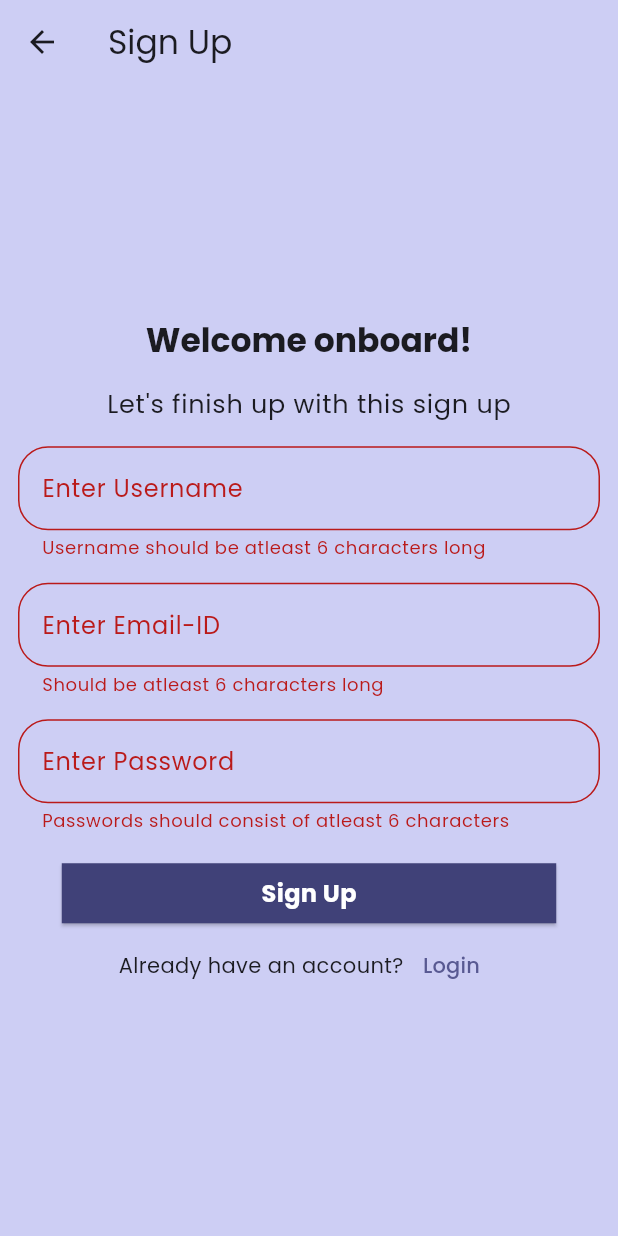
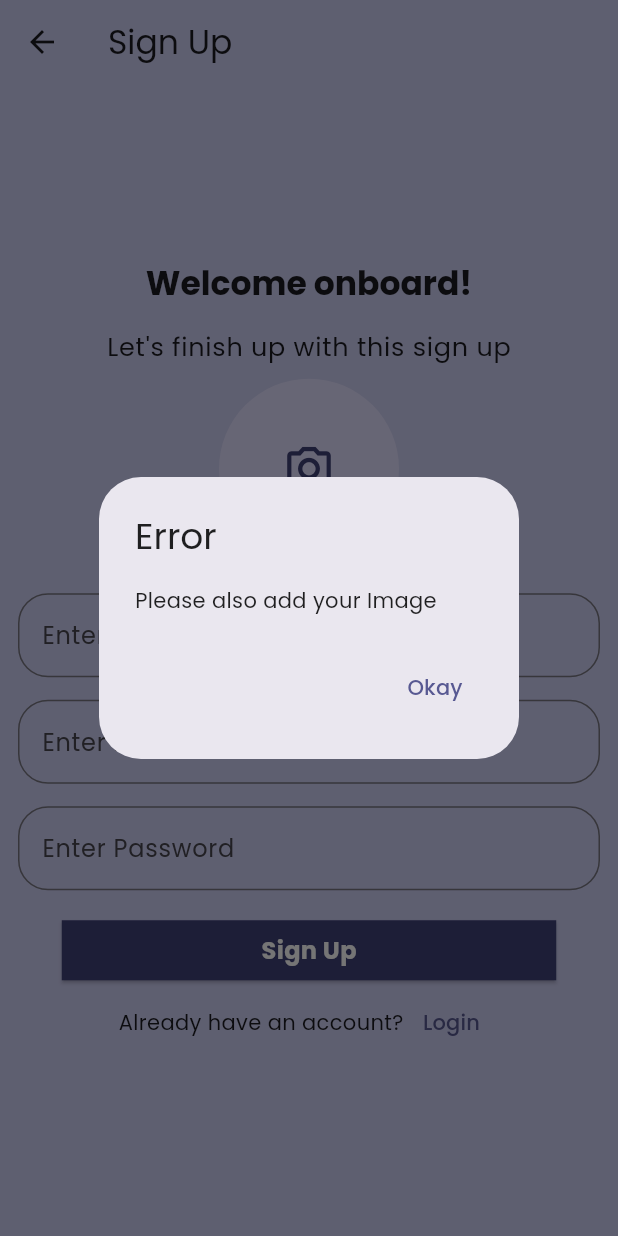
Before and after one commit to sagnikMajumder89/ScoreVault, a Flutter app: the SignUpScreen screen opened directly, after a tap on "Sign Up", on a phone screen of 412 x 824 dp. Run offline on Flutter 3.47's test engine with Material 2 defaults, Android fonts, the phone set to English and light mode, and no system bars; our stand-ins replace cloud_firestore, firebase_auth, firebase_core, google_fonts, image_picker, numberpicker; accounts and stored records are empty.

Commit message:
added imagein signup screen  picker but uploader pending

```diff
--- a/lib/screen/authentication/sign_up_screen.dart
+++ b/lib/screen/authentication/sign_up_screen.dart
@@ -1,8 +1,10 @@
 import 'package:badam_saath/screen/authentication/login_screen.dart';
+import 'package:badam_saath/widgets/image_input.dart';
 import 'package:badam_saath/widgets/splash.dart';
 import 'package:cloud_firestore/cloud_firestore.dart';
 import 'package:flutter/material.dart';
 import 'package:firebase_auth/firebase_auth.dart';
+import 'dart:io';
 
 class SignUpScreen extends StatefulWidget {
   const SignUpScreen({super.key});
@@ -15,32 +17,57 @@ class _SignUpScreenState extends State<SignUpScreen> {
   var enteredEmail = '';
   var enteredPassword = '';
   var enteredUsername = '';
+  File? _selectedImage;
   var isAuthentication = false;
   final _formKey = GlobalKey<FormState>();
+  void onSelectImage(File? image) {
+    if (image == null) return;
+    _selectedImage = image;
+  }
+
   void submitData() async {
-    if (!_formKey.currentState!.validate()) {
+    // if (!_formKey.currentState!.validate()) {
+    //   return;
+    // }
+    if (_selectedImage == null) {
+      await showDialog(
+          context: context,
+          builder: (ctx) {
+            return AlertDialog(
+              title: const Text('Error'),
+              content: const Text(
+                'Please also add your Image',
+              ),
+              actions: [
+                TextButton(
+                  onPressed: () => Navigator.of(context).pop(),
+                  child: Text('Okay'),
+                ),
+              ],
+            );
+          });
       return;
     }
     _formKey.currentState!.save();
     setState(() {
       isAuthentication = true;
     });
-    try {
-      await FirebaseAuth.instance.createUserWithEmailAndPassword(
-          email: enteredEmail, password: enteredPassword);
-      await FirebaseFirestore.instance
-          .collection('users')
-          .doc(FirebaseAuth.instance.currentUser!.uid)
-          .set({
-        'username': enteredUsername,
-        'email': enteredEmail,
-        'userid': FirebaseAuth.instance.currentUser!.uid
-      });
-    } on FirebaseAuthException catch (error) {
-      ScaffoldMessenger.of(context).clearSnackBars();
-      ScaffoldMessenger.of(context).showSnackBar(
-          SnackBar(content: Text(error.message ?? "Authentication error")));
-    }
+    // try {
+    //   await FirebaseAuth.instance.createUserWithEmailAndPassword(
+    //       email: enteredEmail, password: enteredPassword);
+    //   await FirebaseFirestore.instance
+    //       .collection('users')
+    //       .doc(FirebaseAuth.instance.currentUser!.uid)
+    //       .set({
+    //     'username': enteredUsername,
+    //     'email': enteredEmail,
+    //     'userid': FirebaseAuth.instance.currentUser!.uid
+    //   });
+    // } on FirebaseAuthException catch (error) {
+    //   ScaffoldMessenger.of(context).clearSnackBars();
+    //   ScaffoldMessenger.of(context).showSnackBar(
+    //       SnackBar(content: Text(error.message ?? "Authentication error")));
+    // }
     setState(() {
       isAuthentication = false;
     });
@@ -84,6 +111,9 @@ class _SignUpScreenState extends State<SignUpScreen> {
                           .textTheme
                           .bodyLarge!
                           .copyWith(fontSize: 17),
+                    ),
+                    ImageInput(
+                      imageSelected: onSelectImage,
                     ),
                     Form(
                       key: _formKey,
--- a/lib/widgets/image_input.dart
+++ b/lib/widgets/image_input.dart
@@ -3,8 +3,8 @@ import 'package:flutter/material.dart';
 import 'package:image_picker/image_picker.dart';
 
 class ImageInput extends StatefulWidget {
-  const ImageInput({super.key});
-
+  const ImageInput({super.key, required this.imageSelected});
+  final Function(File?) imageSelected;
   @override
   State<ImageInput> createState() => _ImageInputState();
 }
@@ -14,32 +14,44 @@ class _ImageInputState extends State<ImageInput> {
   void _takePicture() async {
     final imagePicker = ImagePicker();
     final pickedImage = await imagePicker.pickImage(
-        source: ImageSource.camera, maxHeight: 200, maxWidth: 200);
+        source: ImageSource.camera, maxHeight: 500, maxWidth: 500);
     if (pickedImage == null) {
       return;
     }
-    _selectedImage = File(pickedImage.path);
+    setState(() {
+      _selectedImage = File(pickedImage.path);
+    });
+    widget.imageSelected(_selectedImage);
   }
 
   @override
   Widget build(BuildContext context) {
-    Widget content = Container(
-      alignment: Alignment.center,
-      height: 100,
-      width: 100,
-      child: TextButton.icon(
-        onPressed: _takePicture,
-        icon: Icon(Icons.camera_alt_outlined),
-        label: Text(
-          'Take picture',
-          textAlign: TextAlign.center,
+    Widget content = Padding(
+      padding: const EdgeInsets.all(8.0),
+      child: InkWell(
+        onTap: _takePicture,
+        child: CircleAvatar(
+          radius: 60,
+          child: IconButton(
+            iconSize: 35,
+            onPressed: _takePicture,
+            icon: const Icon(
+              Icons.camera_alt_outlined,
+            ),
+          ),
         ),
       ),
     );
     if (_selectedImage != null) {
-      content = Image.file(
-        _selectedImage!,
-        fit: BoxFit.cover,
+      content = Padding(
+        padding: const EdgeInsets.all(8.0),
+        child: InkWell(
+          onTap: _takePicture,
+          child: CircleAvatar(
+            radius: 80,
+            backgroundImage: FileImage(_selectedImage!),
+          ),
+        ),
       );
     }
     return content;
```
Also changed, not shown: lib/widgets/welcome_message.dart (+11 -11 lines).
